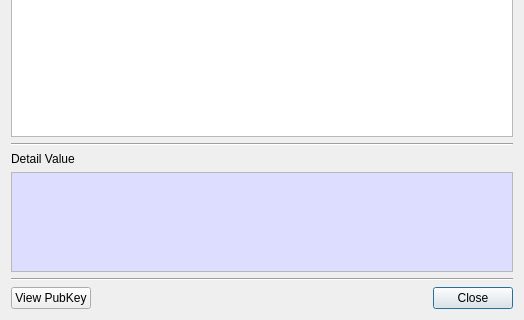
Old version of the form CertMan/csr_info_dlg.ui in the repository jykim74/CertMan; both pictures show x 0 to 524 and y 156 to 476 of the 524 by 476 pixel window.
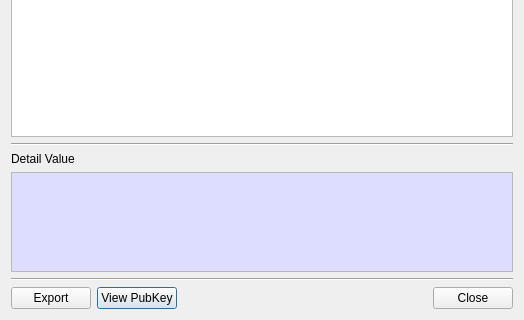
New version of the form.

Diff of the .ui file:
```diff
--- a/CertMan/csr_info_dlg.ui
+++ b/CertMan/csr_info_dlg.ui
@@ -194,14 +194,21 @@
      <property name="topMargin">
       <number>0</number>
      </property>
-     <item row="0" column="2">
+     <item row="0" column="1">
+      <widget class="QPushButton" name="mViewPubKeyBtn">
+       <property name="text">
+        <string>View PubKey</string>
+       </property>
+      </widget>
+     </item>
+     <item row="0" column="3">
       <widget class="QPushButton" name="mCloseBtn">
        <property name="text">
         <string>Close</string>
        </property>
       </widget>
      </item>
-     <item row="0" column="1">
+     <item row="0" column="2">
       <spacer name="horizontalSpacer">
        <property name="orientation">
         <enum>Qt::Horizontal</enum>
@@ -215,9 +222,9 @@
       </spacer>
      </item>
      <item row="0" column="0">
-      <widget class="QPushButton" name="mViewPubKeyBtn">
+      <widget class="QPushButton" name="mExportBtn">
        <property name="text">
-        <string>View PubKey</string>
+        <string>Export</string>
        </property>
       </widget>
      </item>
```
